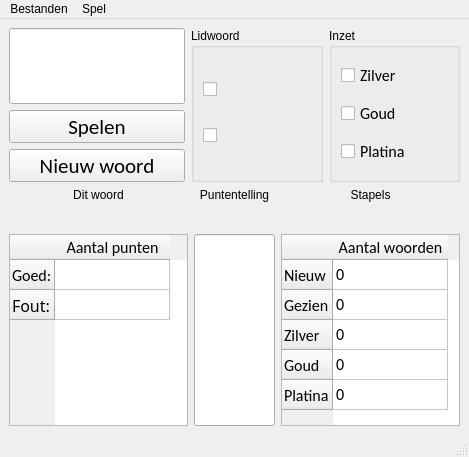
ubenu/NieuweWoordenLeren, file Resources/UI/nwl.ui: the form before one commit.
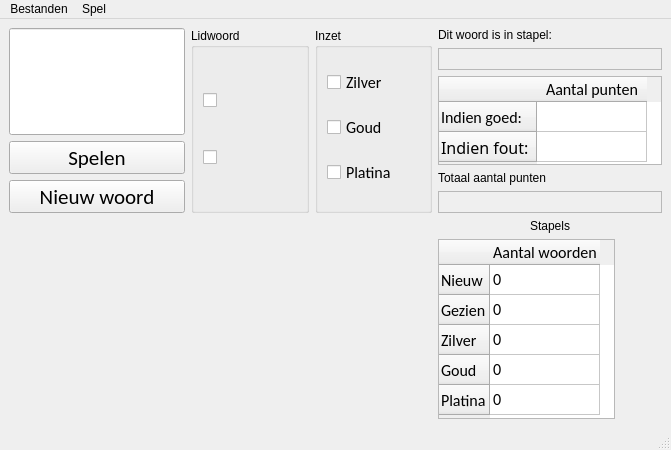
The form after the commit.

Commit message: Investigating Kivy for UI - need to restructure DWWNWL to use proper database (sqlite?)

The edit to the form file:
```diff
--- a/Resources/UI/nwl.ui
+++ b/Resources/UI/nwl.ui
@@ -6,8 +6,8 @@
    <rect>
     <x>0</x>
     <y>0</y>
-    <width>469</width>
-    <height>457</height>
+    <width>671</width>
+    <height>450</height>
    </rect>
   </property>
   <property name="sizePolicy">
@@ -20,18 +20,14 @@
    <string>De Spel</string>
   </property>
   <widget class="QWidget" name="centralwidget">
-   <layout class="QVBoxLayout" name="verticalLayout_5">
-    <item>
-     <layout class="QVBoxLayout" name="verticalLayout_4">
-      <item>
-       <layout class="QHBoxLayout" name="horizontalLayout_2">
-        <item>
+   <layout class="QGridLayout" name="gridLayout">
+    <item row="0" column="0">
          <layout class="QVBoxLayout" name="verticalLayout_3">
           <item>
            <widget class="QLineEdit" name="txt_word">
             <property name="sizePolicy">
              <sizepolicy hsizetype="Preferred" vsizetype="Preferred">
-              <horstretch>0</horstretch>
+          <horstretch>1</horstretch>
               <verstretch>0</verstretch>
              </sizepolicy>
             </property>
@@ -95,7 +91,7 @@
           </item>
          </layout>
         </item>
-        <item>
+    <item row="0" column="1">
          <widget class="QGroupBox" name="grp_article">
           <property name="title">
            <string>Lidwoord</string>
@@ -130,7 +126,7 @@
           </layout>
          </widget>
         </item>
-        <item>
+    <item row="0" column="2">
          <widget class="QGroupBox" name="grp_stake">
           <property name="title">
            <string>Inzet</string>
@@ -187,32 +183,159 @@
           </layout>
          </widget>
         </item>
-       </layout>
-      </item>
+    <item row="0" column="3">
+     <layout class="QVBoxLayout" name="verticalLayout_5">
+      <item>
+       <layout class="QVBoxLayout" name="verticalLayout_6">
+        <item>
+         <widget class="QLabel" name="label_3">
+          <property name="text">
+           <string>Dit woord is in stapel:</string>
+          </property>
+         </widget>
+        </item>
+        <item>
+         <widget class="QLabel" name="txt_state">
+          <property name="font">
+           <font>
+            <family>Calibri</family>
+            <pointsize>12</pointsize>
+           </font>
+          </property>
+          <property name="frameShape">
+           <enum>QFrame::StyledPanel</enum>
+          </property>
+          <property name="text">
+           <string/>
+          </property>
+         </widget>
+        </item>
      </layout>
     </item>
     <item>
-     <layout class="QGridLayout" name="gridLayout">
+       <widget class="QTableWidget" name="tbl_word_score">
+        <property name="sizePolicy">
+         <sizepolicy hsizetype="Maximum" vsizetype="Maximum">
+          <horstretch>1</horstretch>
+          <verstretch>0</verstretch>
+         </sizepolicy>
+        </property>
+        <property name="font">
+         <font>
+          <family>Calibri</family>
+          <pointsize>12</pointsize>
+         </font>
+        </property>
+        <property name="sizeAdjustPolicy">
+         <enum>QAbstractScrollArea::AdjustToContents</enum>
+        </property>
+        <property name="autoScroll">
+         <bool>true</bool>
+        </property>
+        <attribute name="horizontalHeaderDefaultSectionSize">
+         <number>110</number>
+        </attribute>
+        <attribute name="verticalHeaderDefaultSectionSize">
+         <number>30</number>
+        </attribute>
+        <row>
+         <property name="text">
+          <string>Indien goed:</string>
+         </property>
+         <property name="font">
+          <font>
+           <family>Calibri</family>
+           <pointsize>12</pointsize>
+          </font>
+         </property>
+        </row>
+        <row>
+         <property name="text">
+          <string>Indien fout:</string>
+         </property>
+         <property name="font">
+          <font>
+           <family>Calibri Light</family>
+           <pointsize>12</pointsize>
+          </font>
+         </property>
+        </row>
+        <column>
+         <property name="text">
+          <string>Aantal punten</string>
+         </property>
+         <property name="font">
+          <font>
+           <family>Calibri</family>
+           <pointsize>12</pointsize>
+          </font>
+         </property>
+        </column>
       <item row="0" column="0">
+         <property name="text">
+          <string/>
+         </property>
+         <property name="checkState">
+          <enum>Unchecked</enum>
+         </property>
+         <property name="flags">
+          <set>ItemIsEnabled</set>
+         </property>
+        </item>
+        <item row="1" column="0">
+         <property name="text">
+          <string/>
+         </property>
+         <property name="checkState">
+          <enum>Unchecked</enum>
+         </property>
+         <property name="flags">
+          <set>ItemIsEnabled</set>
+         </property>
+        </item>
+       </widget>
+      </item>
+      <item>
        <widget class="QLabel" name="label_2">
-        <property name="sizePolicy">
-         <sizepolicy hsizetype="Preferred" vsizetype="Maximum">
-          <horstretch>0</horstretch>
-          <verstretch>0</verstretch>
-         </sizepolicy>
+        <property name="text">
+         <string>Totaal aantal punten</string>
         </property>
+       </widget>
+      </item>
+      <item>
+       <widget class="QLabel" name="txt_total">
+        <property name="font">
+         <font>
+          <family>Calibri</family>
+          <pointsize>12</pointsize>
+         </font>
+        </property>
+        <property name="frameShape">
+         <enum>QFrame::StyledPanel</enum>
+        </property>
         <property name="text">
-         <string>Dit woord</string>
+         <string/>
+        </property>
+       </widget>
+      </item>
+     </layout>
+    </item>
+    <item row="1" column="3">
+     <layout class="QVBoxLayout" name="lot_heaps">
+      <item>
+       <widget class="QLabel" name="label">
+        <property name="text">
+         <string>Stapels</string>
         </property>
         <property name="alignment">
          <set>Qt::AlignCenter</set>
         </property>
        </widget>
       </item>
-      <item row="2" column="2">
+      <item>
        <widget class="QTableWidget" name="tbl_heaps">
         <property name="sizePolicy">
-         <sizepolicy hsizetype="Preferred" vsizetype="Preferred">
+         <sizepolicy hsizetype="Maximum" vsizetype="Maximum">
           <horstretch>0</horstretch>
           <verstretch>0</verstretch>
          </sizepolicy>
@@ -223,6 +346,9 @@
           <pointsize>12</pointsize>
          </font>
         </property>
+        <property name="sizeAdjustPolicy">
+         <enum>QAbstractScrollArea::AdjustToContents</enum>
+        </property>
         <property name="cornerButtonEnabled">
          <bool>false</bool>
         </property>
@@ -230,7 +356,7 @@
          <number>5</number>
         </property>
         <attribute name="horizontalHeaderDefaultSectionSize">
-         <number>115</number>
+         <number>110</number>
         </attribute>
         <row>
          <property name="text">
@@ -328,147 +454,11 @@
         </item>
        </widget>
       </item>
-      <item row="0" column="1">
-       <widget class="QLabel" name="label_3">
-        <property name="sizePolicy">
-         <sizepolicy hsizetype="Preferred" vsizetype="Preferred">
-          <horstretch>0</horstretch>
-          <verstretch>0</verstretch>
-         </sizepolicy>
-        </property>
-        <property name="text">
-         <string>Puntentelling</string>
-        </property>
-        <property name="alignment">
-         <set>Qt::AlignCenter</set>
-        </property>
-       </widget>
-      </item>
-      <item row="0" column="2">
-       <widget class="QLabel" name="label">
-        <property name="text">
-         <string>Stapels</string>
-        </property>
-        <property name="alignment">
-         <set>Qt::AlignCenter</set>
-        </property>
-       </widget>
-      </item>
-      <item row="2" column="0">
-       <widget class="QTableWidget" name="tbl_word_score">
-        <property name="sizePolicy">
-         <sizepolicy hsizetype="Preferred" vsizetype="Preferred">
-          <horstretch>0</horstretch>
-          <verstretch>0</verstretch>
-         </sizepolicy>
-        </property>
-        <property name="font">
-         <font>
-          <family>Calibri</family>
-          <pointsize>12</pointsize>
-         </font>
-        </property>
-        <property name="autoScroll">
-         <bool>true</bool>
-        </property>
-        <attribute name="horizontalHeaderDefaultSectionSize">
-         <number>115</number>
-        </attribute>
-        <row>
-         <property name="text">
-          <string>Goed:</string>
-         </property>
-         <property name="font">
-          <font>
-           <family>Calibri</family>
-           <pointsize>12</pointsize>
-          </font>
-         </property>
-        </row>
-        <row>
-         <property name="text">
-          <string>Fout:</string>
-         </property>
-         <property name="font">
-          <font>
-           <family>Calibri Light</family>
-           <pointsize>12</pointsize>
-          </font>
-         </property>
-        </row>
-        <column>
-         <property name="text">
-          <string>Aantal punten</string>
-         </property>
-         <property name="font">
-          <font>
-           <family>Calibri</family>
-           <pointsize>12</pointsize>
-          </font>
-         </property>
-        </column>
-        <item row="0" column="0">
-         <property name="text">
-          <string/>
-         </property>
-         <property name="checkState">
-          <enum>Unchecked</enum>
-         </property>
-        </item>
-        <item row="1" column="0">
-         <property name="text">
-          <string/>
-         </property>
-         <property name="checkState">
-          <enum>Unchecked</enum>
-         </property>
-        </item>
-       </widget>
-      </item>
-      <item row="1" column="1">
-       <widget class="QLabel" name="txt_total">
-        <property name="font">
-         <font>
-          <family>Calibri</family>
-          <pointsize>12</pointsize>
-         </font>
-        </property>
-        <property name="text">
-         <string/>
-        </property>
-       </widget>
-      </item>
-      <item row="2" column="1">
-       <widget class="QLineEdit" name="txt_total1">
-        <property name="sizePolicy">
-         <sizepolicy hsizetype="Preferred" vsizetype="Preferred">
-          <horstretch>0</horstretch>
-          <verstretch>0</verstretch>
-         </sizepolicy>
-        </property>
-        <property name="font">
-         <font>
-          <family>Calibri</family>
-          <pointsize>16</pointsize>
-         </font>
-        </property>
-       </widget>
-      </item>
-      <item row="1" column="0">
-       <widget class="QLabel" name="txt_state">
-        <property name="font">
-         <font>
-          <family>Calibri</family>
-          <pointsize>12</pointsize>
-         </font>
-        </property>
-        <property name="text">
-         <string/>
-        </property>
-       </widget>
-      </item>
      </layout>
     </item>
+    <item row="1" column="0" colspan="3">
+     <widget class="QWidget" name="wnd_bargraph" native="true"/>
+    </item>
    </layout>
   </widget>
   <widget class="QMenuBar" name="menubar">
@@ -476,7 +466,7 @@
     <rect>
      <x>0</x>
      <y>0</y>
-     <width>469</width>
+     <width>671</width>
      <height>21</height>
     </rect>
    </property>
```
Lines whose indentation alone changed are shown as unchanged. The commit also changes 2 other files.
